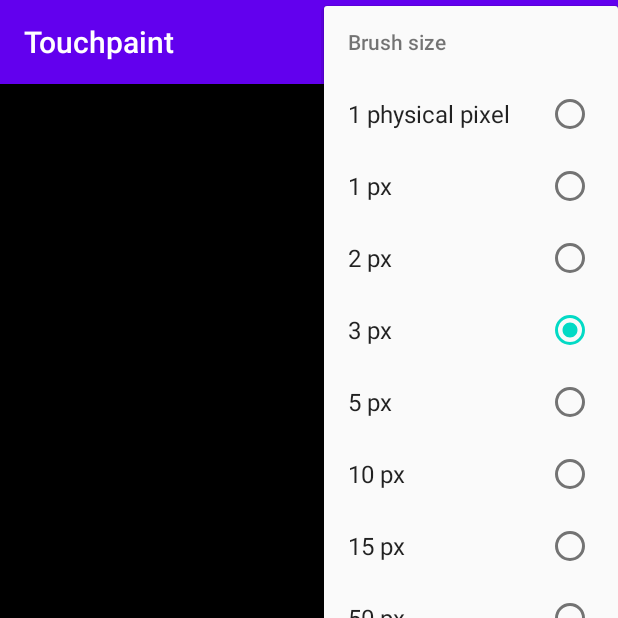
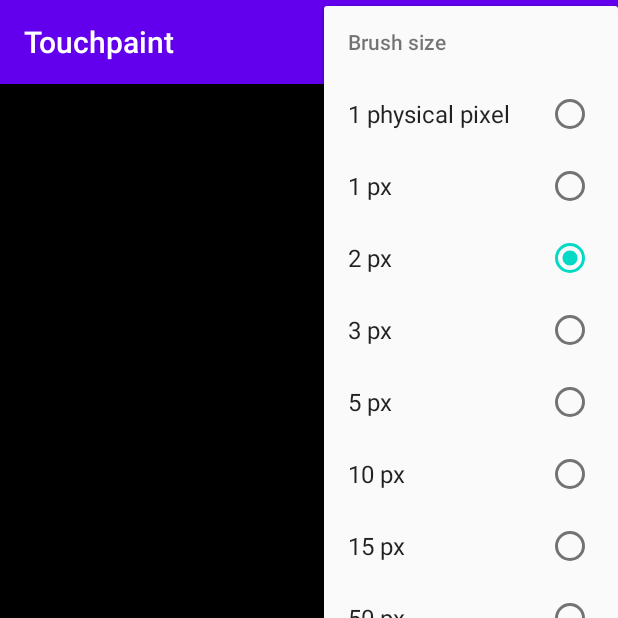
Before and after one commit to kdrag0n/touchpaint-android, an Android app: the screen it shows after launch (MainActivity), in the options menu, after a tap on "Brush size", on a phone screen of 412 x 824 dp, the top half of it. Run offline under Robolectric (Android 15) with nearby library versions, the phone set to English and light mode, and no system bars.

Commit message:
Update default brush size in menu

```diff
--- a/app/src/main/res/menu/paint_menu.xml
+++ b/app/src/main/res/menu/paint_menu.xml
@@ -24,10 +24,10 @@
                 <item android:id="@+id/brush_size_1px"
                     android:title="@string/size_1px" />
                 <item android:id="@+id/brush_size_2px"
-                    android:title="@string/size_2px" />
+                    android:title="@string/size_2px"
+                    android:checked="true" />
                 <item android:id="@+id/brush_size_3px"
-                    android:title="@string/size_3px"
-                    android:checked="true" />
+                    android:title="@string/size_3px" />
                 <item android:id="@+id/brush_size_5px"
                     android:title="@string/size_5px" />
                 <item android:id="@+id/brush_size_10px"
```
